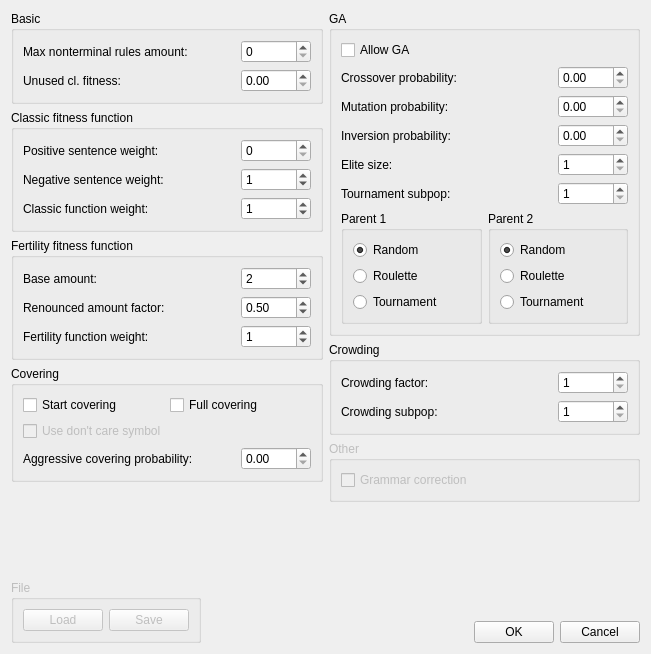
Before: the Qt Designer form gui/SettingsDialog.ui in sjedrysiak/gcse, drawn with Qt 5.
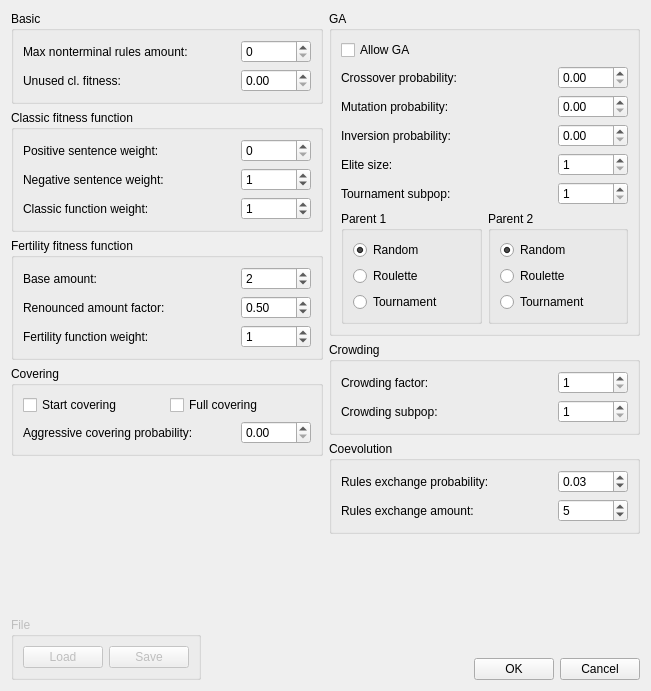
After: the same form once the commit is applied.

Patch:
```diff
--- a/gui/SettingsDialog.ui
+++ b/gui/SettingsDialog.ui
@@ -9,7 +9,7 @@
     <x>0</x>
     <y>0</y>
     <width>651</width>
-    <height>654</height>
+    <height>691</height>
    </rect>
   </property>
   <property name="sizePolicy" >
@@ -312,16 +312,6 @@
             </item>
            </layout>
           </item>
-          <item>
-           <widget class="QCheckBox" name="cbxAllowUniversalSymbol" >
-            <property name="enabled" >
-             <bool>false</bool>
-            </property>
-            <property name="text" >
-             <string>Use don't care symbol</string>
-            </property>
-           </widget>
-          </item>
           <item>
            <layout class="QGridLayout" name="gridLayout_6" >
             <item row="0" column="1" >
@@ -728,27 +718,72 @@
         </widget>
        </item>
        <item>
-        <widget class="QGroupBox" name="groupBox_4" >
-         <property name="enabled" >
-          <bool>false</bool>
-         </property>
-         <property name="sizePolicy" >
-          <sizepolicy vsizetype="Fixed" hsizetype="Expanding" >
-           <horstretch>0</horstretch>
-           <verstretch>0</verstretch>
-          </sizepolicy>
-         </property>
+        <widget class="QGroupBox" name="groupBox_3" >
          <property name="title" >
-          <string>Other</string>
+          <string>Coevolution</string>
          </property>
-         <layout class="QVBoxLayout" name="verticalLayout_10" >
-          <item>
-           <widget class="QCheckBox" name="cbxGrammarCorrection" >
-            <property name="enabled" >
-             <bool>false</bool>
+         <layout class="QGridLayout" name="gridLayout_5" >
+          <item row="0" column="0" >
+           <widget class="QLabel" name="lblExchangeProb" >
+            <property name="text" >
+             <string>Rules exchange probability:</string>
             </property>
+           </widget>
+          </item>
+          <item row="0" column="1" >
+           <widget class="QDoubleSpinBox" name="sbxExchangeProb" >
+            <property name="sizePolicy" >
+             <sizepolicy vsizetype="Fixed" hsizetype="Fixed" >
+              <horstretch>0</horstretch>
+              <verstretch>0</verstretch>
+             </sizepolicy>
+            </property>
+            <property name="minimumSize" >
+             <size>
+              <width>70</width>
+              <height>0</height>
+             </size>
+            </property>
+            <property name="maximum" >
+             <double>1.000000000000000</double>
+            </property>
+            <property name="singleStep" >
+             <double>0.100000000000000</double>
+            </property>
+            <property name="value" >
+             <double>0.030000000000000</double>
+            </property>
+           </widget>
+          </item>
+          <item row="1" column="0" >
+           <widget class="QLabel" name="lblExchangeAmount" >
             <property name="text" >
-             <string>Grammar correction</string>
+             <string>Rules exchange amount:</string>
+            </property>
+           </widget>
+          </item>
+          <item row="1" column="1" >
+           <widget class="QSpinBox" name="sbxExchangeAmount" >
+            <property name="sizePolicy" >
+             <sizepolicy vsizetype="Fixed" hsizetype="Fixed" >
+              <horstretch>0</horstretch>
+              <verstretch>0</verstretch>
+             </sizepolicy>
+            </property>
+            <property name="minimumSize" >
+             <size>
+              <width>70</width>
+              <height>0</height>
+             </size>
+            </property>
+            <property name="minimum" >
+             <number>1</number>
+            </property>
+            <property name="maximum" >
+             <number>20</number>
+            </property>
+            <property name="value" >
+             <number>5</number>
             </property>
            </widget>
           </item>
```
Left out of the diff: 1 changed line with no effect on the pictures.
